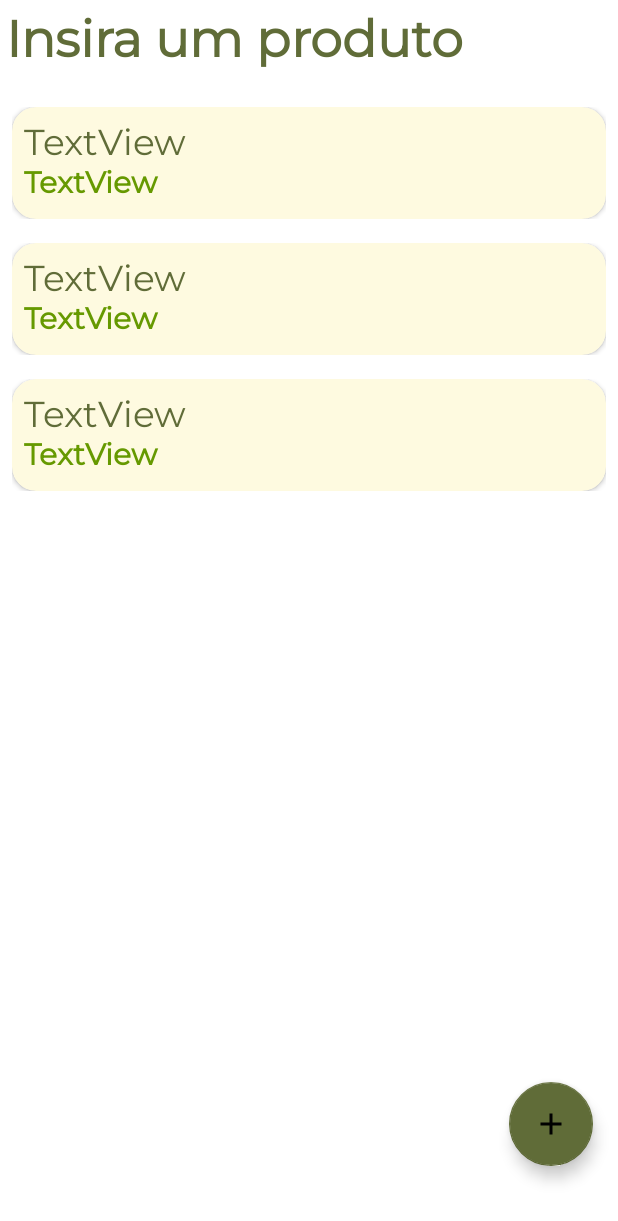
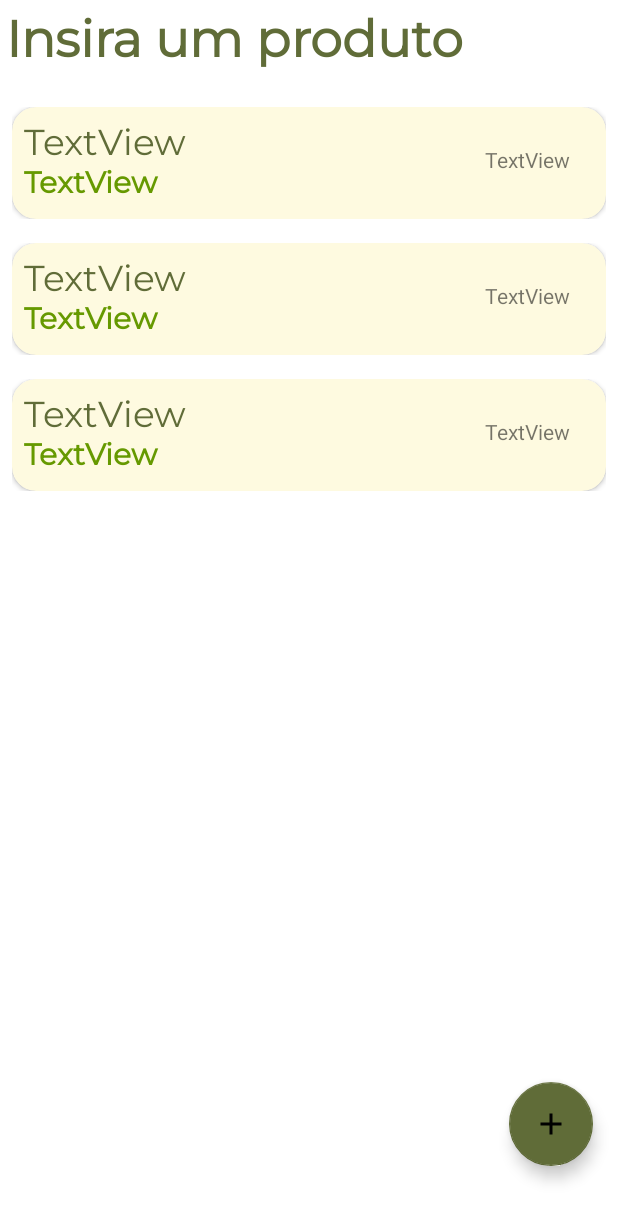
Before and after one commit to ValterGabriell/Shopping-App, an Android app: the layout activity_main.xml on its own in the app's theme, with its tools: preview values and no code run, on a phone screen of 412 x 824 dp. Shown: the top 1221 px of the screen. Run offline under Robolectric (Android 15) with nearby library versions, the phone set to English and light mode, and no system bars.

Commit message:
Primeiro Commit

```diff
--- a/app/src/main/java/com/example/buy/MainAction.kt
+++ /dev/null
@@ -1,5 +0,0 @@
-package com.example.buy
-
-interface MainAction {
-    fun enterId(id : Long)
-}
--- a/app/src/main/java/com/example/buy/database/modeladorDeDados/db/DatabaseService.kt
+++ b/app/src/main/java/com/example/buy/database/modeladorDeDados/db/DatabaseService.kt
@@ -5,7 +5,7 @@ import androidx.room.Database
 import androidx.room.Room
 import androidx.room.RoomDatabase
 
-@Database(entities = [ComprasEntity::class], version = 5, exportSchema = false)
+@Database(entities = [ComprasEntity::class], version = 7, exportSchema = false)
 
 abstract class DatabaseService : RoomDatabase() {
     companion object {
--- a/app/src/main/java/com/example/buy/database/modeladorDeDados/db/ModeladorComprasDados.kt
+++ b/app/src/main/java/com/example/buy/database/modeladorDeDados/db/ModeladorComprasDados.kt
@@ -1,7 +1,9 @@
 package com.example.buy.database.modeladorDeDados.db
 
 data class ModeladorComprasDados(
-    var id: Long= 0L,
+    val id: Long= 0L,
     val name: String = "",
-    val preco: Float = 0F
+    val preco: Float = 0F,
+    val qtd: String = "",
+    var selectd : Boolean = false
 )
--- a/app/src/main/java/com/example/buy/viewmodel/NovoProtudoViewModel.kt
+++ b/app/src/main/java/com/example/buy/viewmodel/NovoProtudoViewModel.kt
@@ -15,15 +15,14 @@ class NovoProtudoViewModel(application: Application) : AndroidViewModel(applicat
     private val coroutineScope = CoroutineScope(Dispatchers.IO)
 
 
-    fun addNewProduto(modeladorComprasDados: ModeladorComprasDados){
+    fun addNewProduto(modeladorComprasDados: ModeladorComprasDados) {
         coroutineScope.launch {
             RoomDataSource(getApplication()).add(modeladorComprasDados)
         }
     }
 
 
-
-    fun deleteAll(modeladorComprasDados: ModeladorComprasDados){
+    fun deleteAll(modeladorComprasDados: ModeladorComprasDados) {
         coroutineScope.launch {
             RoomDataSource(getApplication()).deleteAll(modeladorComprasDados)
         }
--- a/app/src/main/res/layout/item_view.xml
+++ b/app/src/main/res/layout/item_view.xml
@@ -1,6 +1,7 @@
 <?xml version="1.0" encoding="utf-8"?>
 <LinearLayout xmlns:android="http://schemas.android.com/apk/res/android"
     xmlns:card_view="http://schemas.android.com/apk/res-auto"
+    android:id="@+id/ln"
     android:layout_width="match_parent"
     android:layout_height="wrap_content"
     android:background="#FFFFFF"
@@ -39,5 +40,13 @@
             android:textSize="20sp"
             android:textStyle="bold" />
 
+        <TextView
+            android:id="@+id/txtQtd"
+            android:layout_width="wrap_content"
+            android:layout_height="wrap_content"
+            android:layout_marginLeft="315dp"
+            android:layout_marginTop="25dp"
+            android:text="TextView" />
+
     </androidx.cardview.widget.CardView>
 </LinearLayout>
--- a/app/src/main/res/values-night/themes.xml
+++ /dev/null
@@ -1,16 +0,0 @@
-<resources xmlns:tools="http://schemas.android.com/tools">
-    <!-- Base application theme. -->
-    <style name="Theme.Buy" parent="Theme.MaterialComponents.Light.DarkActionBar">
-        <!-- Primary brand color. -->
-        <item name="colorPrimaryVariant">#283618</item>
-        <item name="colorPrimary">#606c38</item>colorPrimary
-        <item name="colorOnPrimary">@color/black</item>
-        <!-- Secondary brand color. -->
-        <item name="colorSecondary">@color/teal_200</item>
-        <item name="colorSecondaryVariant">@color/teal_200</item>
-        <item name="colorOnSecondary">@color/black</item>
-        <!-- Status bar color. -->
-        <item name="android:statusBarColor" tools:targetApi="l">?attr/colorPrimaryVariant</item>
-        <!-- Customize your theme here. -->
-    </style>
-</resources>
--- a/app/src/main/res/values/themes.xml
+++ b/app/src/main/res/values/themes.xml
@@ -4,6 +4,7 @@
         <!-- Primary brand color. -->colorPrimaryVariant
         <item name="colorPrimaryVariant">#283618</item>
         <item name="colorPrimary">#606c38</item>colorPrimary
+        <item name="windowActionModeOverlay">true</item>
         <item name="colorOnPrimary">@color/white</item>
         <!-- Secondary brand color. -->
         <item name="colorSecondary">@color/teal_200</item>
```
Also changed, not shown: app/src/main/java/com/example/buy/EditarDelete.kt (+17 -11 lines), app/src/main/java/com/example/buy/MainActivity.kt (+14 -25 lines), app/src/main/java/com/example/buy/NovoProduto.kt (+26 -21 lines), app/src/main/java/com/example/buy/database/modeladorDeDados/db/ComprasEntity.kt (+6 -2 lines), app/src/main/java/com/example/buy/view/adapter/ComprasAdapter.kt (+47 -37 lines), app/src/main/java/com/example/buy/viewmodel/MainActivityViewModel.kt (+11 -11 lines).
